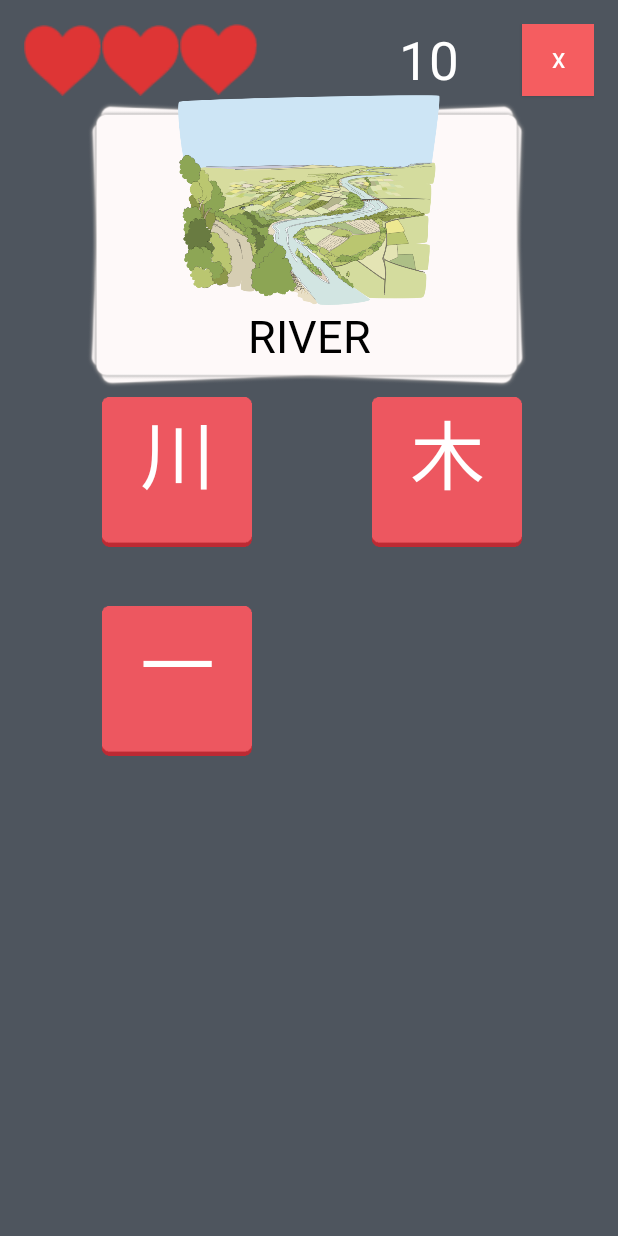
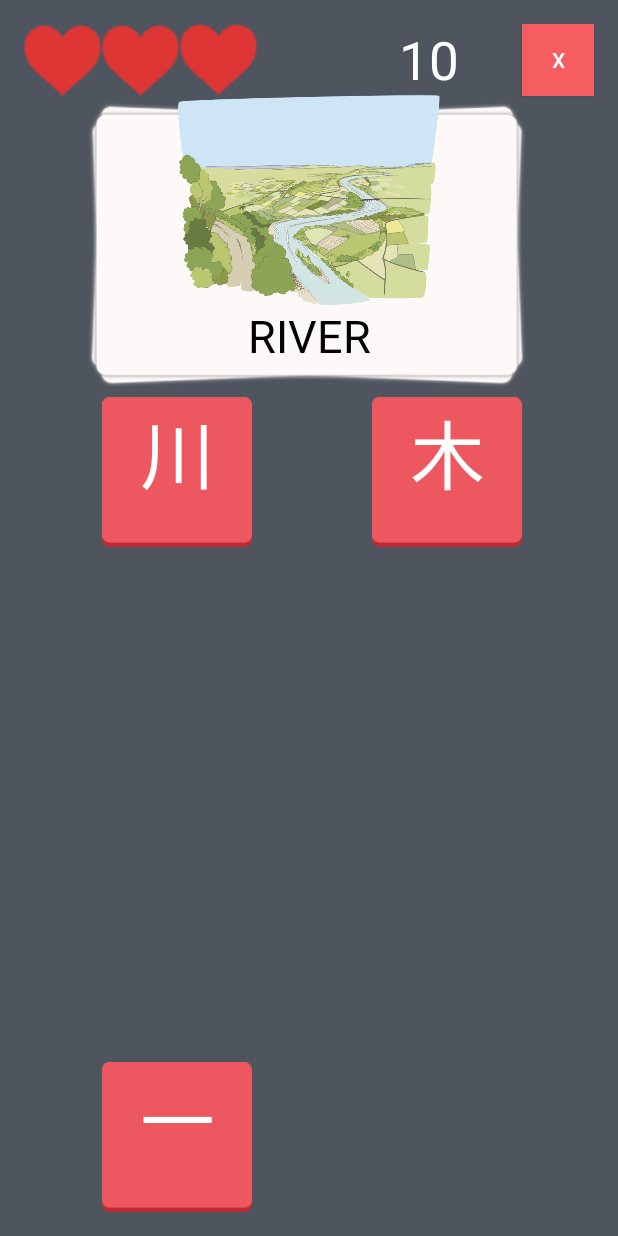
Before and after one commit to ihimawan/KakoiKanji, an Android app: the MainPlay screen opened directly, with no data from a screen before it, after a tap on "KI", on a phone screen of 412 x 824 dp. Run offline under Robolectric (Android 15) with nearby library versions, the phone set to English and light mode, and no system bars; 1 statement that could not run was skipped; 1 other tap on this screen came first.

```diff
--- a/app/src/main/java/com/example/kakoi/MainPlay.java
+++ b/app/src/main/java/com/example/kakoi/MainPlay.java
@@ -153,7 +153,7 @@ public class MainPlay extends AppCompatActivity {
 
         rand = new Random(); //creating random object to generate random numbers later
         setRound(); //starts the function that sets the whole round
-        myViewFlipper = (ViewFlipper) findViewById(R.id.myViewFlipper);
+        //myViewFlipper = (ViewFlipper) findViewById(R.id.myViewFlipper);
 
     }
     @Override
--- a/app/src/main/res/layout/activity_main_play.xml
+++ b/app/src/main/res/layout/activity_main_play.xml
@@ -20,16 +20,14 @@
     </ViewFlipper>
 
     <ImageView
-        android:layout_width="500dp"
-        android:layout_height="700dp"
+        android:layout_width="600dp"
+        android:layout_height="900dp"
         android:id="@+id/card"
         android:src="@drawable/card"
         android:clickable="true"
 
-        android:layout_alignParentLeft="true"
-        android:layout_alignParentStart="true"
+        android:layout_below="@+id/quitButton"
         android:layout_above="@+id/frameLayout2"
-        android:layout_below="@+id/quitButton"
         android:layout_alignParentRight="true"
         android:layout_alignParentEnd="true" />
 
@@ -123,10 +121,9 @@
         android:layout_width="wrap_content"
         android:layout_height="wrap_content"
         android:id="@+id/frameLayout3"
-        android:layout_below="@+id/frameLayout1"
-        android:layout_toRightOf="@+id/life1"
-        android:layout_toEndOf="@+id/life1"
-        android:layout_marginTop="39dp">
+        android:layout_alignParentBottom="true"
+        android:layout_alignLeft="@+id/frameLayout1"
+        android:layout_alignStart="@+id/frameLayout1">
 
         <Button
             android:id="@+id/answer3"
@@ -178,7 +175,7 @@
             android:text="YONG"
             android:paddingTop="60dp"
             android:onClick="onClick4"
-            android:layout_gravity="center_horizontal|bottom"
+            android:layout_gravity="right|top"
             android:background="@drawable/answerbutton"
             tools:ignore="HardcodedText"></Button>
 
@@ -240,8 +237,8 @@
         android:layout_width="200dp"
         android:layout_height="140dp"
         android:id="@+id/questionImage"
-        android:layout_below="@+id/life3"
-        android:layout_centerHorizontal="true" />
+        android:layout_centerHorizontal="true"
+        android:layout_below="@+id/life3" />
 
     <ImageView
         android:layout_width="400dp"
```
